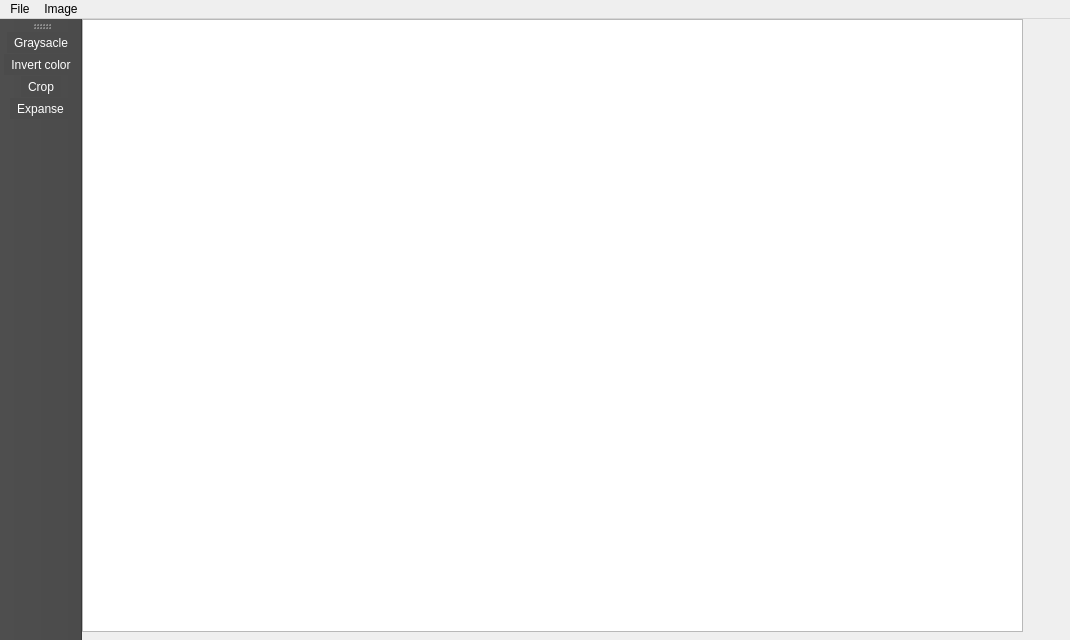
This is Painter/mainwindow.ui in VeselAbaya/qt-learning as Qt 5 draws it before an edit. The edited form follows.
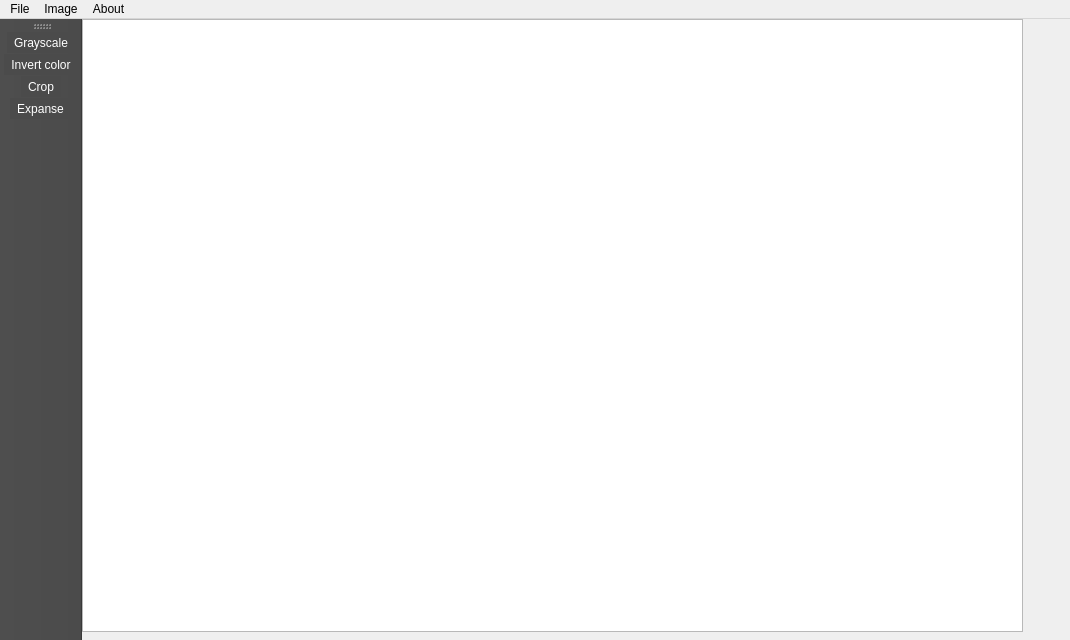
This is the edited form.

Commit message: help_dialog have been added

The edit to the form file:
```diff
--- a/Painter/mainwindow.ui
+++ b/Painter/mainwindow.ui
@@ -60,9 +60,17 @@
     <addaction name="actionGraysacle"/>
     <addaction name="actionInvert"/>
     <addaction name="menuResize"/>
+    <addaction name="actionImage_info"/>
+   </widget>
+   <widget class="QMenu" name="menuHelp">
+    <property name="title">
+     <string>About</string>
+    </property>
+    <addaction name="actionHelp"/>
    </widget>
    <addaction name="menuFile"/>
    <addaction name="menuImage"/>
+   <addaction name="menuHelp"/>
   </widget>
   <widget class="QToolBar" name="mainToolBar">
    <property name="styleSheet">
@@ -125,7 +133,7 @@
     <string>coordinates...</string>
    </property>
    <property name="iconText">
-    <string>Graysacle</string>
+    <string>Grayscale</string>
    </property>
    <property name="toolTip">
     <string>Choose area on image</string>
```
Left out of the diff: 13 changed lines with no effect on the pictures. The commit also changes 9 other files.
